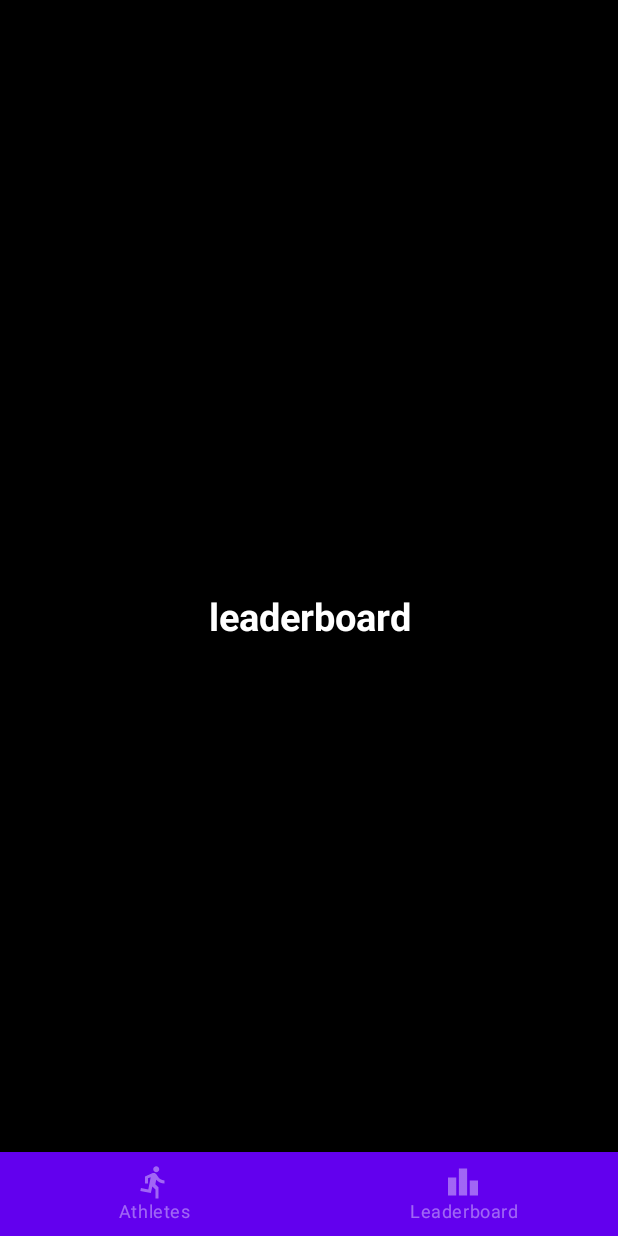
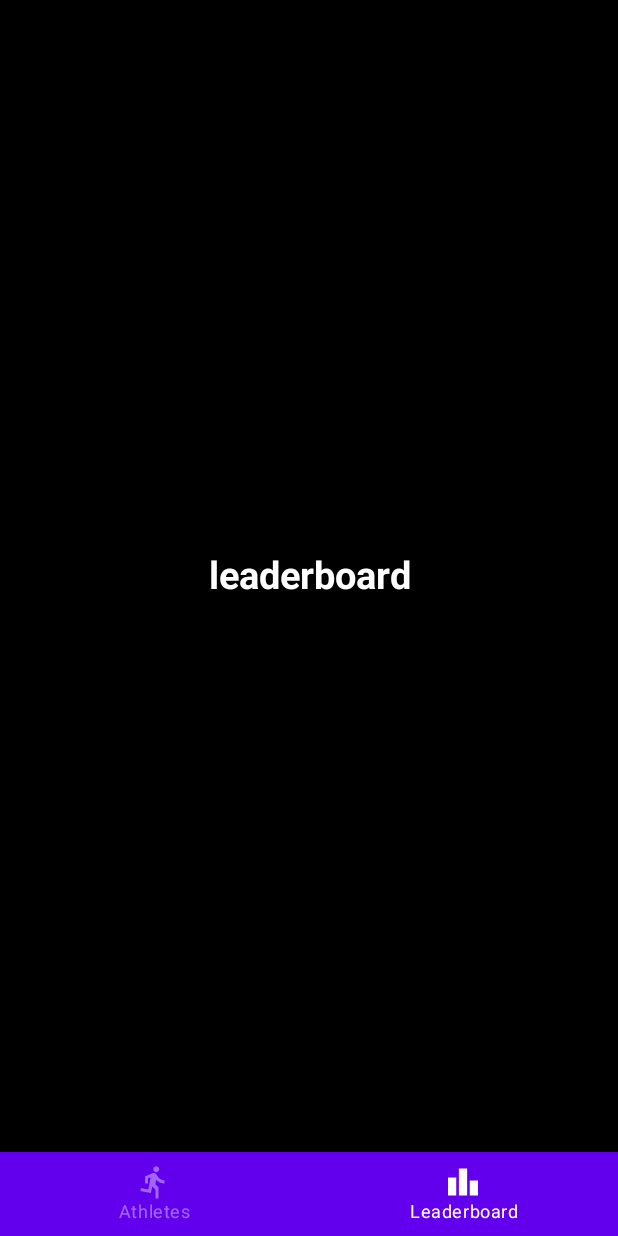
Before and after one commit to LucreziaC/My-Coach-Assistant, an Android app built with Jetpack Compose: the screen it shows after launch (MainActivity), item 2 of the bottom bar chosen, on a phone screen of 412 x 824 dp. Run offline under Robolectric (Android 15) with nearby library versions, the light colour scheme and no system bars; our stand-ins replace Dagger/Hilt's generated code; libraries missing offline, so code that uses them is left out: com.squareup.sqldelight; 4 statements that could not run were skipped.

Commit message:
finish implementation of AthletesScreen

```diff
--- a/app/build.gradle
+++ b/app/build.gradle
@@ -87,6 +87,9 @@ dependencies {
     implementation 'com.squareup.retrofit2:converter-scalars:2.9.0'
     implementation 'joda-time:joda-time:2.10.9'
 
+    //Constraint layout
+    implementation "androidx.constraintlayout:constraintlayout-compose:1.0.0"
+
     // kotlin serialization
     implementation "org.jetbrains.kotlinx:kotlinx-serialization-json:1.3.0"
 
--- a/app/src/main/java/com/lucreziacarena/mycoachassistant/MainActivity.kt
+++ b/app/src/main/java/com/lucreziacarena/mycoachassistant/MainActivity.kt
@@ -4,11 +4,15 @@ import android.os.Bundle
 import androidx.activity.ComponentActivity
 import androidx.activity.compose.setContent
 import androidx.activity.viewModels
+import androidx.compose.foundation.layout.Box
+import androidx.compose.foundation.layout.padding
 import androidx.compose.material.MaterialTheme
 import androidx.compose.material.Scaffold
 import androidx.compose.material.Surface
 import androidx.compose.material.Text
+import androidx.compose.material3.ExperimentalMaterial3Api
 import androidx.compose.runtime.Composable
+import androidx.compose.ui.Modifier
 import androidx.compose.ui.tooling.preview.Preview
 import androidx.hilt.navigation.compose.hiltViewModel
 import androidx.navigation.compose.rememberNavController
@@ -24,7 +28,6 @@ import dagger.hilt.android.AndroidEntryPoint
 class MainActivity : ComponentActivity() {
     override fun onCreate(savedInstanceState: Bundle?) {
         super.onCreate(savedInstanceState)
-        val viewmodel by viewModels<ViewModelTest>()
 
         setContent {
             MyCoachAssistantTheme {
@@ -34,21 +37,18 @@ class MainActivity : ComponentActivity() {
     }
 }
 
-@Composable
-fun Greeting(name: String, viewmodel: ViewModelTest) {
-    Text(text = "Hello $name!")
-    println(viewmodel.state.value.posts)
-
-}
 
 
+@OptIn(ExperimentalMaterial3Api::class)
 @Composable
 fun MainScreen() {
     val navController = rememberNavController()
     Scaffold(
         bottomBar = { BottomNavigationBar(navController) }
-    ) {
-        Navigation(navController)
+    ) { innerPadding -> //gives the right amount of padding for the element in scaffold
+        Box(modifier = Modifier.padding(innerPadding)){
+            Navigation(navController)
+        }
     }
 }
 
--- a/app/src/main/java/com/lucreziacarena/mycoachassistant/repository/Repository.kt
+++ b/app/src/main/java/com/lucreziacarena/mycoachassistant/repository/Repository.kt
@@ -36,6 +36,7 @@ class RepositoryImpl @Inject constructor(
                 val now = Calendar.getInstance().timeInMillis
                 val lastTimeChecked = sharedPreferences.getLongPreference(PreferencesHelper.LAST_NETWORK_LOOKUP)
                 if (now > lastTimeChecked + ATHLETES_CACHE_TIME) { //if is more than 6hours since last time I get athletes from web service
+                    database.athleteQueries.clearTable() //the athlets list has random items, so I have to clear table in order to fetch new athletes from ws
                     val athleteslList = apiHelper.getAthelticsList().results.map { it.toDomain() }
                     athleteslList.map {athleteModel ->
                         database.athleteQueries.insert(athleteModel.toDbEntity())
--- a/app/src/main/java/com/lucreziacarena/mycoachassistant/ui/components/BottomNavigationBar.kt
+++ b/app/src/main/java/com/lucreziacarena/mycoachassistant/ui/components/BottomNavigationBar.kt
@@ -6,6 +6,7 @@ import androidx.compose.ui.graphics.Color.Companion.White
 import androidx.compose.ui.res.colorResource
 import androidx.compose.ui.tooling.preview.Preview
 import androidx.navigation.NavController
+import androidx.navigation.compose.currentBackStackEntryAsState
 import com.lucreziacarena.mycoachassistant.R
 import com.lucreziacarena.mycoachassistant.navigation.NavigationItem
 
@@ -21,6 +22,8 @@ fun BottomNavigationBar(navController: NavController) {
         backgroundColor = MaterialTheme.colors.primary,
         contentColor = White
     ) {
+        val navBackStackEntry = navController.currentBackStackEntryAsState()
+        val currentRoute = navBackStackEntry.value?.destination?.route
         items.forEach { item ->
             BottomNavigationItem(
                 icon = { Icon(item.icon, contentDescription = item.title) },
@@ -28,7 +31,7 @@ fun BottomNavigationBar(navController: NavController) {
                 selectedContentColor = White,
                 unselectedContentColor =White.copy(0.4f),
                 alwaysShowLabel = true,
-                selected = false,
+                selected = currentRoute == item.route,
                 onClick = {
                     navController.navigate(item.route) {
                         // Pop up to the start destination of the graph to
--- a/app/src/main/java/com/lucreziacarena/mycoachassistant/ui/components/Navigation.kt
+++ b/app/src/main/java/com/lucreziacarena/mycoachassistant/ui/components/Navigation.kt
@@ -1,5 +1,6 @@
 package com.lucreziacarena.mycoachassistant.ui.components
 
+import androidx.compose.material3.ExperimentalMaterial3Api
 import androidx.compose.runtime.Composable
 import androidx.navigation.NavHostController
 import androidx.navigation.compose.NavHost
@@ -8,11 +9,12 @@ import com.lucreziacarena.mycoachassistant.navigation.NavigationItem
 import com.lucreziacarena.mycoachassistant.views.athletesScreen.AthletesScreen
 import com.lucreziacarena.mycoachassistant.views.LeaderboardScreen
 
+@ExperimentalMaterial3Api
 @Composable
 fun Navigation(navController: NavHostController) {
     NavHost(navController, startDestination = NavigationItem.Athletes.route) {
         composable(NavigationItem.Athletes.route) {
-            AthletesScreen()
+            AthletesScreen(navController)
         }
         composable(NavigationItem.Leaderboard.route) {
             LeaderboardScreen()
--- a/app/src/main/java/com/lucreziacarena/mycoachassistant/views/athletesScreen/AthletesScreen.kt
+++ b/app/src/main/java/com/lucreziacarena/mycoachassistant/views/athletesScreen/AthletesScreen.kt
@@ -1,38 +1,100 @@
 package com.lucreziacarena.mycoachassistant.views.athletesScreen
 
-import androidx.compose.foundation.layout.Arrangement
+import androidx.compose.animation.rememberSplineBasedDecay
+import androidx.compose.foundation.layout.Column
+import androidx.compose.foundation.layout.Row
+import androidx.compose.foundation.layout.fillMaxWidth
+import androidx.compose.foundation.layout.wrapContentWidth
 import androidx.compose.foundation.lazy.LazyColumn
 import androidx.compose.foundation.lazy.itemsIndexed
-import androidx.compose.material3.Divider
-import androidx.compose.material3.MaterialTheme
+import androidx.compose.foundation.text.KeyboardActions
+import androidx.compose.foundation.text.KeyboardOptions
+import androidx.compose.material.OutlinedTextField
+import androidx.compose.material.TextField
+import androidx.compose.material3.*
 import androidx.compose.runtime.Composable
 import androidx.compose.runtime.MutableState
 import androidx.compose.runtime.mutableStateOf
 import androidx.compose.runtime.remember
-import androidx.compose.ui.graphics.BlendMode.Companion.Color
+import androidx.compose.ui.Modifier
+import androidx.compose.ui.input.nestedscroll.nestedScroll
 import androidx.compose.ui.unit.dp
 import androidx.hilt.navigation.compose.hiltViewModel
+import androidx.navigation.NavController
 import com.lucreziacarena.mycoachassistant.repository.models.AthleteModel
 import com.lucreziacarena.mycoachassistant.repository.results.AthletesError
+import com.lucreziacarena.mycoachassistant.ui.components.TopAppBar
+import androidx.compose.runtime.getValue
+import androidx.compose.runtime.setValue
+import androidx.compose.ui.res.stringResource
+import androidx.compose.ui.text.input.KeyboardType
+import com.lucreziacarena.mycoachassistant.R
 
 
+@ExperimentalMaterial3Api
 @Composable
-fun AthletesScreen() {
+fun AthletesScreen(navController: NavController) {
     val viewModel = hiltViewModel<AthletesViewModel>()
-    val athletesList = remember{ mutableListOf<AthleteModel>() }
+    val athletesList = remember { mutableListOf<AthleteModel>() }
     val errorMessage = remember { mutableStateOf("") }
     val showErrorDialog = remember { mutableStateOf(false) }
     val showLoading = remember { mutableStateOf(false) }
     observeStates(viewModel.state.value, athletesList, errorMessage, showErrorDialog, showLoading)
 
-    LazyColumn(
-        verticalArrangement = Arrangement.spacedBy(12.dp),
+    val decayAnimationSpec = rememberSplineBasedDecay<Float>()
+    val scrollBehavior = remember(decayAnimationSpec) {
+        TopAppBarDefaults.exitUntilCollapsedScrollBehavior(decayAnimationSpec)
+    }
+    Scaffold(
+        modifier = Modifier.nestedScroll(scrollBehavior.nestedScrollConnection),
+        topBar = { TopAppBar("Athlets List", navController = navController, scrollBehavior = scrollBehavior) }
     ) {
-        itemsIndexed(athletesList) { index, athlete ->
-            AthletRowItem(athlete)
 
-            if (index < athletesList.lastIndex)
-                Divider(color = MaterialTheme.colorScheme.primary, thickness = 1.dp)
+        val openDialog = remember { mutableStateOf(false) }
+        var text by remember { mutableStateOf("") }
+
+        if (openDialog.value) {
+            AlertDialog(
+                onDismissRequest = {
+                    openDialog.value = false
+                },
+                title = {
+                    Text(text = stringResource(R.string.set_distance_alert_title))
+                },
+                text = {
+                    OutlinedTextField(
+                        value = text,
+                        onValueChange = { text = it },
+                        keyboardOptions = KeyboardOptions.Default.copy(keyboardType = KeyboardType.Number),
+                        label = {
+                            Text("meters")
+                        }
+                    )
+                },
+                confirmButton = {
+                    TextButton(
+                        onClick = {
+                            openDialog.value = false
+                        }
+                    ) {
+                        Surface {
+                            Text(stringResource(R.string.ok))
+                        }
+                    }
+                }
+            )
+        }
+
+        LazyColumn(
+        ) {
+            itemsIndexed(athletesList) { index, athlete ->
+                AthleteRowItem(athlete) {
+                    openDialog.value = true
+                }
+
+                if (index < athletesList.lastIndex)
+                    Divider(color = MaterialTheme.colorScheme.primary, thickness = 1.dp)
+            }
         }
     }
 
@@ -45,17 +107,19 @@ fun observeStates(
     showErrorDialog: MutableState<Boolean>,
     showLoading: MutableState<Boolean>
 ) {
-    when(state){
+    when (state) {
         is States.Content -> {
             showLoading.value = false
+            athletesList.clear()
             athletesList.addAll(state.athletesList)
+
         }
         States.Empty -> {
             showLoading.value = false
         }
         is States.Error -> {
             showLoading.value = false
-            when(state.error){
+            when (state.error) {
                 is AthletesError.GenericError -> {
                     errorMessage.value = state.error.message ?: "Errore"
                     showErrorDialog.value = true
--- a/app/src/main/res/values/strings.xml
+++ b/app/src/main/res/values/strings.xml
@@ -1,3 +1,5 @@
 <resources>
     <string name="app_name">My Coach Assistant</string>
+    <string name="set_distance_alert_title">Set distance</string>
+    <string name="ok">Ok</string>
 </resources>
```
Also changed, not shown: app/src/main/java/com/lucreziacarena/mycoachassistant/ViewModelTest.kt (deleted, +0 -50 lines), app/src/main/java/com/lucreziacarena/mycoachassistant/ui/components/ImageLoader.kt (+2 -6 lines), app/src/main/java/com/lucreziacarena/mycoachassistant/ui/components/TopAppBar.kt (added, +66 -0 lines), app/src/main/java/com/lucreziacarena/mycoachassistant/views/athletesScreen/AthletRowItem.kt (+43 -17 lines), 1 other file.
